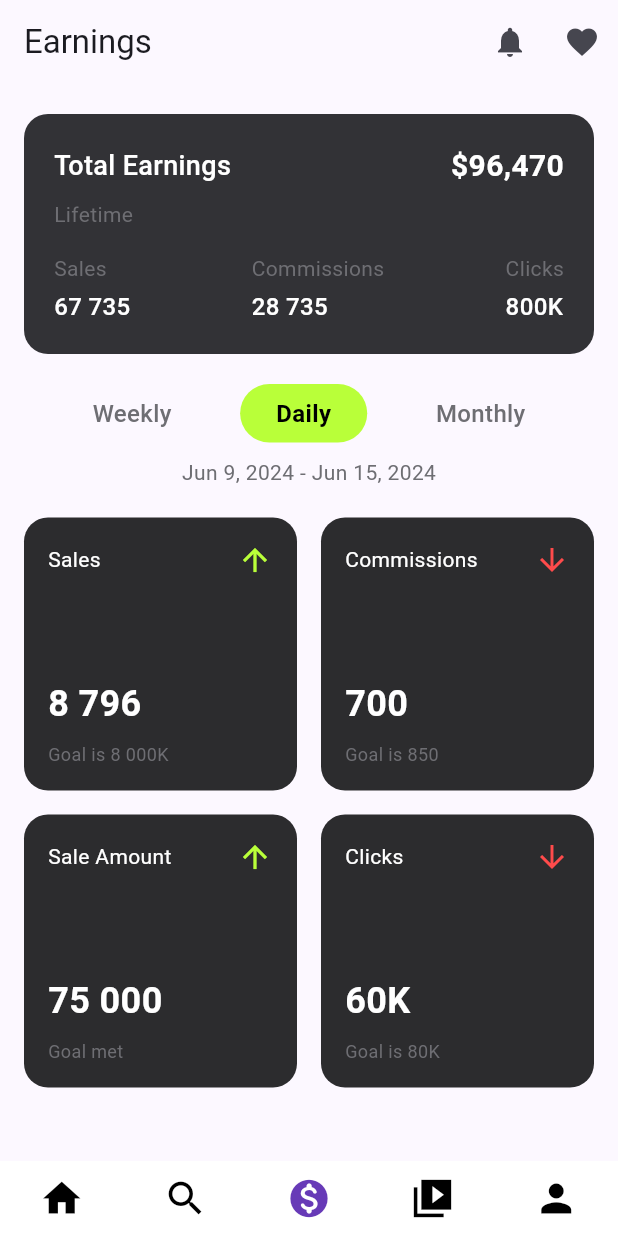
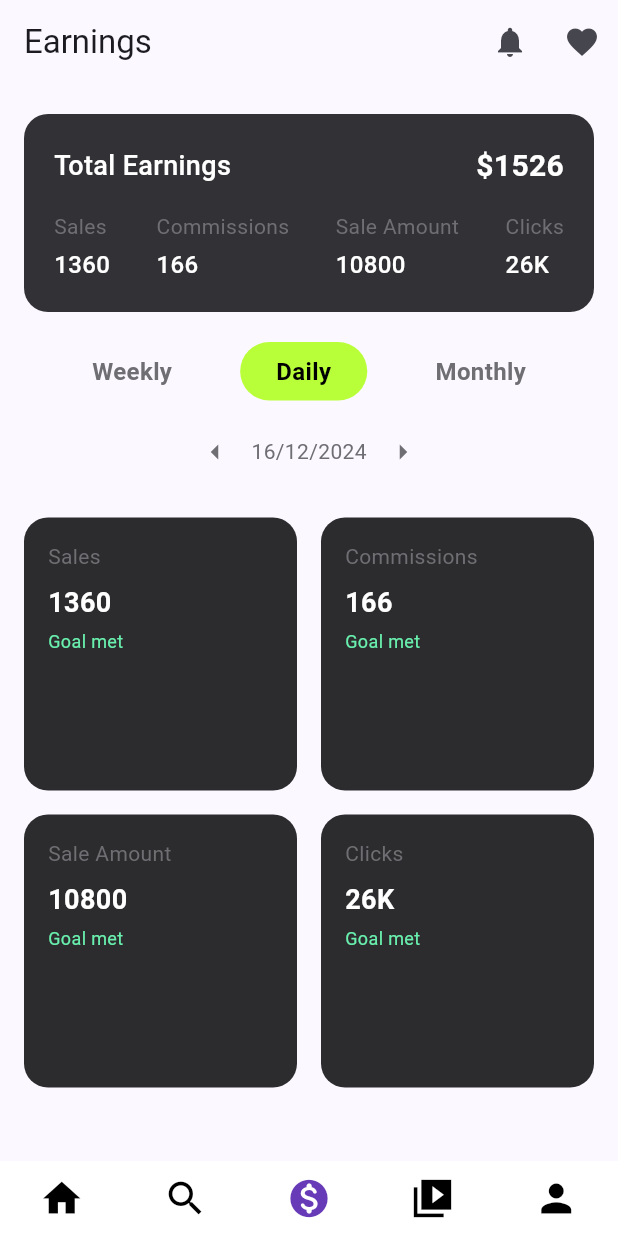
Before and after one commit to saksham-gera/becho, a Flutter app: the screen it shows after launch, swiped to page 3, on a phone screen of 412 x 824 dp. Run offline on Flutter 3.47's test engine with Material 3 defaults, Android fonts, the phone set to English and light mode, and no system bars; our stand-ins replace google_fonts, shared_preferences, video_player; network calls fail.

Commit message:
Statistics Functional Now

```diff
--- a/lib/screens/statistics.dart
+++ b/lib/screens/statistics.dart
@@ -1,8 +1,131 @@
 import 'package:flutter/material.dart';
 
-class StatisticsScreen extends StatelessWidget {
+class StatisticsScreen extends StatefulWidget {
+  @override
+  _StatisticsScreenState createState() => _StatisticsScreenState();
+}
+
+class _StatisticsScreenState extends State<StatisticsScreen> {
+  String selectedTimeline = 'Daily';
+  DateTime currentDate = DateTime(DateTime.now().year, DateTime.now().month, DateTime.now().day);
+
+  // Dummy data for a month (30 days)
+  final Map<DateTime, Map<String, String>> dailyData = {
+    for (int i = 1; i <= 30; i++)
+      DateTime(2024, 12, i): {
+        'Sales': (1200 + i * 10).toString(),
+        'Commissions': (150 + i).toString(),
+        'SaleAmount': (10000 + i * 50).toString(),
+        'Clicks': '${10 + i}K'
+      }
+  };
+
+  // Helper to get data for the current timeline
+  Map<String, String> getCurrentData() {
+    final normalizedDate = DateTime(currentDate.year, currentDate.month, currentDate.day);
+
+    if (selectedTimeline == 'Daily') {
+      return dailyData[normalizedDate] ?? {'Sales': '0', 'Commissions': '0', 'SaleAmount': '0', 'Clicks': '0'};
+    } else if (selectedTimeline == 'Weekly') {
+      final startOfWeek = normalizedDate.subtract(Duration(days: normalizedDate.weekday - 1));
+      final endOfWeek = startOfWeek.add(Duration(days: 6));
+
+      int totalSales = 0, totalCommissions = 0, totalSaleAmount = 0, totalClicks = 0;
+
+      for (int i = 0; i < 7; i++) {
+        final date = startOfWeek.add(Duration(days: i));
+        if (dailyData[date] != null) {
+          totalSales += int.parse(dailyData[date]!['Sales'] ?? '0');
+          totalCommissions += int.parse(dailyData[date]!['Commissions'] ?? '0');
+          totalSaleAmount += int.parse(dailyData[date]!['SaleAmount'] ?? '0');
+          totalClicks += int.parse(dailyData[date]!['Clicks']!.replaceAll('K', '')) * 1000;
+        }
+      }
+
+      return {
+        'Sales': totalSales.toString(),
+        'Commissions': totalCommissions.toString(),
+        'SaleAmount': totalSaleAmount.toString(),
+        'Clicks': '${(totalClicks / 1000).round()}K'
+      };
+    } else if (selectedTimeline == 'Monthly') {
+      final month = currentDate.month;
+      final year = currentDate.year;
+
+      int totalSales = 0, totalCommissions = 0, totalSaleAmount = 0, totalClicks = 0;
+
+      dailyData.forEach((date, data) {
+        if (date.month == month && date.year == year) {
+          totalSales += int.parse(data['Sales'] ?? '0');
+          totalCommissions += int.parse(data['Commissions'] ?? '0');
+          totalSaleAmount += int.parse(data['SaleAmount'] ?? '0');
+          totalClicks += int.parse(data['Clicks']!.replaceAll('K', '')) * 1000;
+        }
+      });
+
+      return {
+        'Sales': totalSales.toString(),
+        'Commissions': totalCommissions.toString(),
+        'SaleAmount': totalSaleAmount.toString(),
+        'Clicks': '${(totalClicks / 1000).round()}K'
+      };
+    }
+
+    return {'Sales': '0', 'Commissions': '0', 'SaleAmount': '0', 'Clicks': '0'};
+  }
+
+  int calculateTotalEarnings(Map<String, String> data) {
+    return int.parse(data['Sales']!) + int.parse(data['Commissions']!);
+  }
+
+  String getFormattedDate() {
+    if (selectedTimeline == 'Daily') {
+      return '${currentDate.day}/${currentDate.month}/${currentDate.year}';
+    } else if (selectedTimeline == 'Weekly') {
+      final startOfWeek = currentDate.subtract(Duration(days: currentDate.weekday - 1));
+      final endOfWeek = startOfWeek.add(Duration(days: 6));
+      return '${startOfWeek.day}/${startOfWeek.month} - ${endOfWeek.day}/${endOfWeek.month}';
+    } else if (selectedTimeline == 'Monthly') {
+      return '${currentDate.month}/${currentDate.year}';
+    }
+    return '';
+  }
+
+  void changeTimeline(String timeline) {
+    setState(() {
+      selectedTimeline = timeline;
+    });
+  }
+
+  void changeDate(bool isNext) {
+    setState(() {
+      if (selectedTimeline == 'Daily') {
+        currentDate = DateTime(
+          currentDate.year,
+          currentDate.month,
+          currentDate.day + (isNext ? 1 : -1),
+        );
+      } else if (selectedTimeline == 'Weekly') {
+        currentDate = DateTime(
+          currentDate.year,
+          currentDate.month,
+          currentDate.day + (isNext ? 7 : -7),
+        );
+      } else if (selectedTimeline == 'Monthly') {
+        currentDate = DateTime(
+          currentDate.year,
+          currentDate.month + (isNext ? 1 : -1),
+          1,
+        );
+      }
+    });
+  }
+
   @override
   Widget build(BuildContext context) {
+    final currentData = getCurrentData();
+    final totalEarnings = calculateTotalEarnings(currentData);
+
     return Scaffold(
       body: SafeArea(
         child: Padding(
@@ -32,7 +155,7 @@ class StatisticsScreen extends StatelessWidget {
                           ),
                         ),
                         Text(
-                          '\$96,470', // Total earnings figure
+                          '\$$totalEarnings',
                           style: TextStyle(
                             color: Colors.white,
                             fontSize: 20,
@@ -41,21 +164,14 @@ class StatisticsScreen extends StatelessWidget {
                         ),
                       ],
                     ),
-                    SizedBox(height: 8),
-                    Text(
-                      'Lifetime',
-                      style: TextStyle(
-                        color: Color(0xFF6E6E73),
-                        fontSize: 14,
-                      ),
-                    ),
                     SizedBox(height: 16),
                     Row(
                       mainAxisAlignment: MainAxisAlignment.spaceBetween,
                       children: [
-                        buildSummaryColumn('Sales', '67 735'),
-                        buildSummaryColumn('Commissions', '28 735'),
-                        buildSummaryColumn('Clicks', '800K'),
+                        buildSummaryColumn('Sales', currentData['Sales']!),
+                        buildSummaryColumn('Commissions', currentData['Commissions']!),
+                        buildSummaryColumn('Sale Amount', currentData['SaleAmount']!),
+                        buildSummaryColumn('Clicks', currentData['Clicks']!),
                       ],
                     ),
                   ],
@@ -65,49 +181,31 @@ class StatisticsScreen extends StatelessWidget {
               Row(
                 mainAxisAlignment: MainAxisAlignment.spaceEvenly,
                 children: [
-                  Text(
-                    'Weekly',
-                    style: TextStyle(
-                      color: Color(0xFF6E6E73),
-                      fontSize: 16,
-                      fontWeight: FontWeight.w500,
-                    ),
-                  ),
-                  Container(
-                    padding: EdgeInsets.symmetric(
-                        horizontal: 24.0, vertical: 8.0),
-                    decoration: BoxDecoration(
-                      color: Color(0xFFB9FF39),
-                      borderRadius: BorderRadius.circular(20.0),
-                    ),
-                    child: Text(
-                      'Daily',
-                      style: TextStyle(
-                        color: Colors.black,
-                        fontSize: 16,
-                        fontWeight: FontWeight.w600,
-                      ),
-                    ),
-                  ),
-                  Text(
-                    'Monthly',
-                    style: TextStyle(
-                      color: Color(0xFF6E6E73),
-                      fontSize: 16,
-                      fontWeight: FontWeight.w500,
-                    ),
-                  ),
+                  buildTimelineButton('Weekly'),
+                  buildTimelineButton('Daily'),
+                  buildTimelineButton('Monthly'),
                 ],
               ),
               SizedBox(height: 10),
-              Center(
-                child: Text(
-                  'Jun 9, 2024 - Jun 15, 2024',
+              Row(
+                mainAxisAlignment: MainAxisAlignment.center,
+                children: [
+                  IconButton(
+                    icon: Icon(Icons.arrow_left, color: Color(0xFF6E6E73)),
+                    onPressed: () => changeDate(false),
+                  ),
+                  Text(
+                    getFormattedDate(),
                     style: TextStyle(
                       color: Color(0xFF6E6E73),
                       fontSize: 14,
                     ),
                   ),
+                  IconButton(
+                    icon: Icon(Icons.arrow_right, color: Color(0xFF6E6E73)),
+                    onPressed: () => changeDate(true),
+                  ),
+                ],
               ),
               SizedBox(height: 20),
               Expanded(
@@ -116,14 +214,10 @@ class StatisticsScreen extends StatelessWidget {
                   crossAxisSpacing: 16,
                   mainAxisSpacing: 16,
                   children: [
-                    buildStatCard(
-                        'Sales', '8 796', 'Goal is 8 000K', true),
-                    buildStatCard(
-                        'Commissions', '700', 'Goal is 850', false),
-                    buildStatCard(
-                        'Sale Amount', '75 000', 'Goal met', true),
-                    buildStatCard(
-                        'Clicks', '60K', 'Goal is 80K', false),
+                    buildStatCard('Sales', currentData['Sales']!, 'Goal met', true),
+                    buildStatCard('Commissions', currentData['Commissions']!, 'Goal met', true),
+                    buildStatCard('Sale Amount', currentData['SaleAmount']!, 'Goal met', true),
+                    buildStatCard('Clicks', currentData['Clicks']!, 'Goal met', true),
                   ],
                 ),
               ),
@@ -155,8 +249,28 @@ class StatisticsScreen extends StatelessWidget {
     );
   }
 
-  Widget buildStatCard(String title, String value, String description,
-      bool isPositive) {
+  Widget buildTimelineButton(String timeline) {
+    return GestureDetector(
+      onTap: () => changeTimeline(timeline),
+      child: Container(
+        padding: EdgeInsets.symmetric(horizontal: 24.0, vertical: 8.0),
+        decoration: BoxDecoration(
+          color: selectedTimeline == timeline ? Color(0xFFB9FF39) : Colors.transparent,
+          borderRadius: BorderRadius.circular(20.0),
+        ),
+        child: Text(
+          timeline,
+          style: TextStyle(
+            color: selectedTimeline == timeline ? Colors.black : Color(0xFF6E6E73),
+            fontSize: 16,
+            fontWeight: FontWeight.w600,
+          ),
+        ),
+      ),
+    );
+  }
+
+  Widget buildStatCard(String title, String value, String description, bool isPositive) {
     return Container(
       decoration: BoxDecoration(
         color: Color(0xFF2C2C2E),
@@ -167,32 +281,26 @@ class StatisticsScreen extends StatelessWidget {
         child: Column(
           crossAxisAlignment: CrossAxisAlignment.start,
           children: [
-            Row(
-              mainAxisAlignment: MainAxisAlignment.spaceBetween,
-              children: [
             Text(
               title,
-                  style: TextStyle(color: Colors.white, fontSize: 14),
+              style: TextStyle(color: Color(0xFF6E6E73), fontSize: 14),
             ),
-                Icon(
-                  isPositive ? Icons.arrow_upward : Icons.arrow_downward,
-                  color: isPositive ? Color(0xFFB9FF39) : Color(0xFFFF4B4B),
-                ),
-              ],
-            ),
-            Spacer(),
+            SizedBox(height: 8),
             Text(
               value,
               style: TextStyle(
                 color: Colors.white,
-                fontSize: 24,
+                fontSize: 18,
                 fontWeight: FontWeight.bold,
               ),
             ),
-            SizedBox(height: 8),
+            SizedBox(height: 4),
             Text(
               description,
-              style: TextStyle(color: Color(0xFF6E6E73), fontSize: 12),
+              style: TextStyle(
+                color: isPositive ? Colors.greenAccent : Colors.redAccent,
+                fontSize: 12,
+              ),
             ),
           ],
         ),
```
Lines whose indentation alone changed are shown as unchanged.
